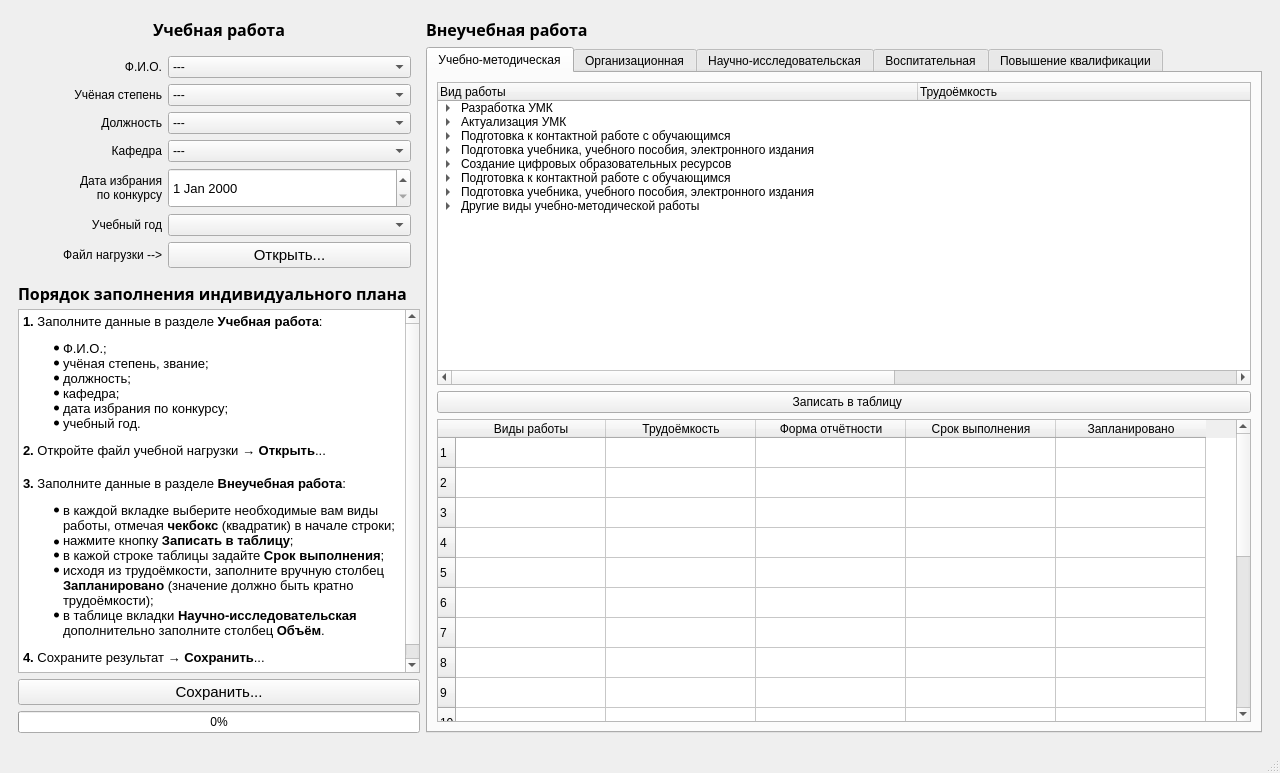
Before: the Qt Designer form iplan-design.ui in motor1n/iplan, drawn with Qt 5.
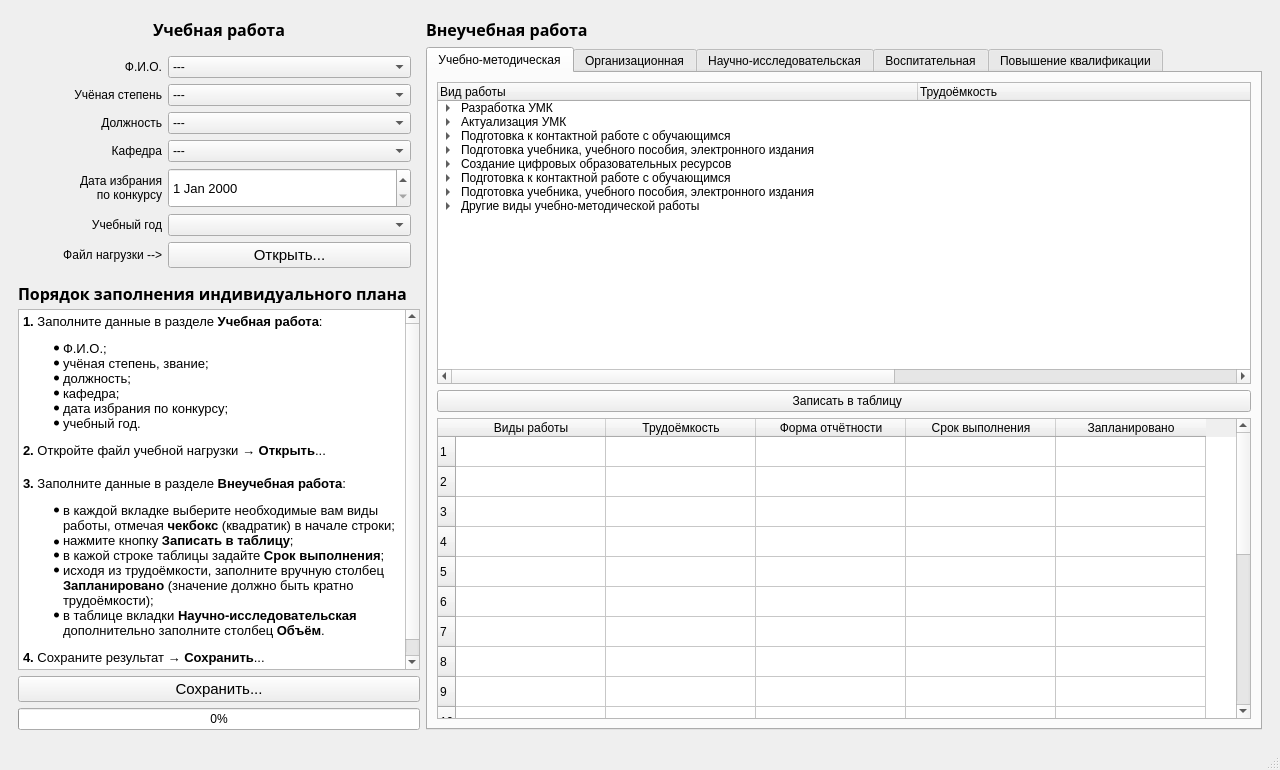
After: the same form once the commit is applied. Icons and pictures are not drawn.

Patch:
```diff
--- a/iplan-design.ui
+++ b/iplan-design.ui
@@ -10,7 +10,7 @@
     <x>0</x>
     <y>0</y>
     <width>1280</width>
-    <height>773</height>
+    <height>770</height>
    </rect>
   </property>
   <property name="windowTitle">
```
Left out of the diff: 4 changed lines with no effect on the pictures.
